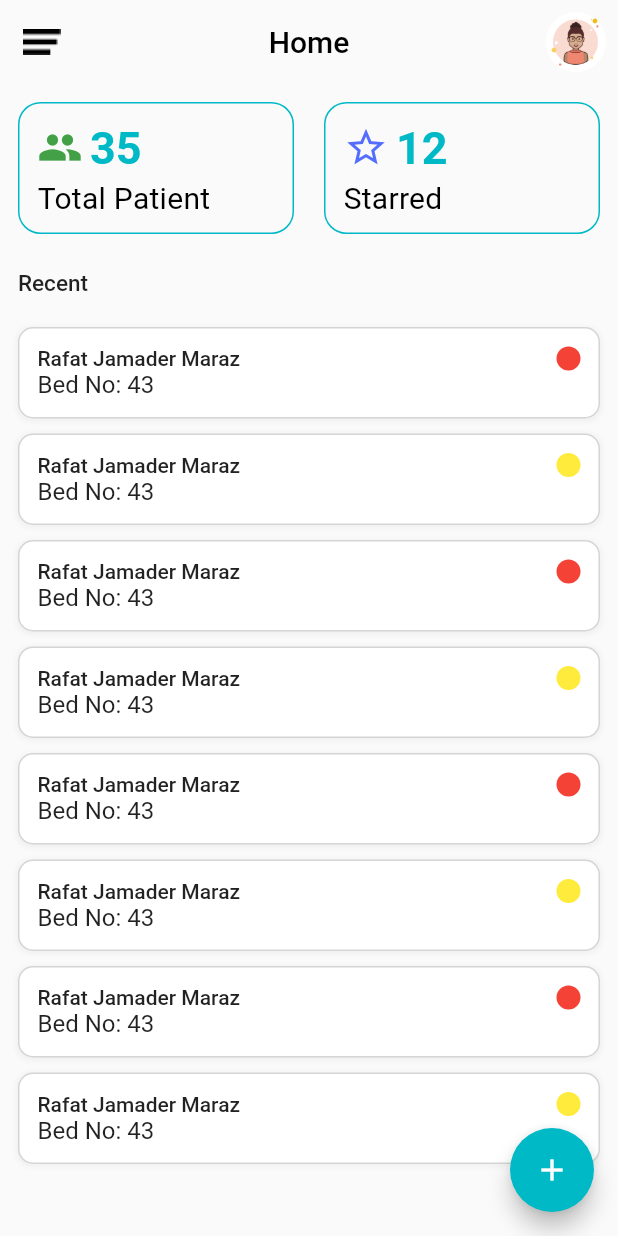
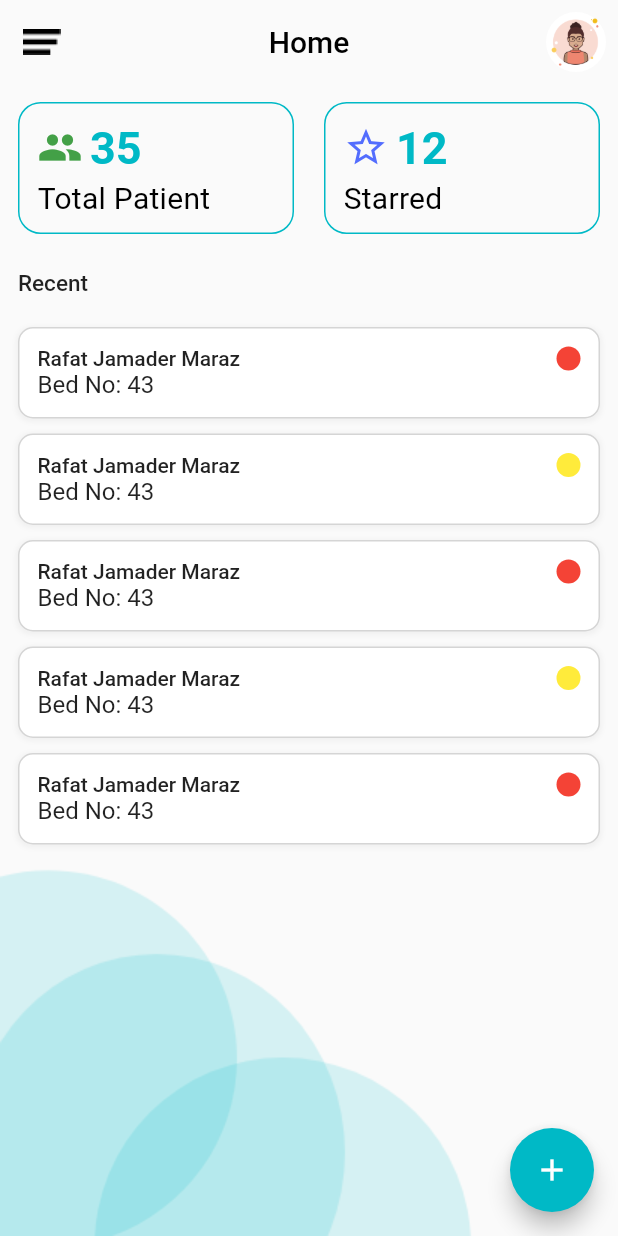
Before and after one commit to RafatMeraz/health-monitoring-system, a Flutter app: the Home screen opened directly, on a phone screen of 412 x 824 dp. Run offline on Flutter 3.47's test engine with Material 2 defaults, Android fonts, the light colour scheme and no system bars; our stand-ins replace firebase_auth, firebase_core, font_awesome_flutter, google_sign_in; accounts and stored records are empty.

Commit message:
Home ui background updated

```diff
--- a/lib/src/views/ui/operation/home.dart
+++ b/lib/src/views/ui/operation/home.dart
@@ -1,5 +1,6 @@
 import 'package:flutter/cupertino.dart';
 import 'package:flutter/material.dart';
+import 'package:health_monitoring_system/src/views/ui/operation/patient_list.dart';
 import 'package:health_monitoring_system/src/views/utils/constant.dart';
 import 'package:health_monitoring_system/src/views/utils/reusable_widgets.dart';
 
@@ -49,7 +50,12 @@ class _HomeState extends State<Home> {
         ),
         extendBodyBehindAppBar: true,
         body: SafeArea(
-            child: SingleChildScrollView(
+            child: Stack(
+              children: [
+                Align(
+                  alignment: Alignment.bottomLeft,
+                  child: Image.asset('assets/images/home-bg.png')),
+                SingleChildScrollView(
                   child: Column(
                   children: [
                   Padding(
@@ -63,7 +69,7 @@ class _HomeState extends State<Home> {
                             value: '35',
                             text: 'Total Patient',
                             onTap: () {
-
+                              Navigator.push(context, MaterialPageRoute(builder: (context) => PatientList()));
                             },
                           ),
                         ),
@@ -140,27 +146,6 @@ class _HomeState extends State<Home> {
                             SizedBox(
                               height: 10,
                             ),
-                        DasBoardItems(
-                          name: 'Rafat Jamader Maraz',
-                          bed: '43',
-                          color: Colors.yellow,
-                        ),
-                        SizedBox(
-                          height: 10,
-                        ),
-                        DasBoardItems(
-                          name: 'Rafat Jamader Maraz',
-                          bed: '43',
-                          color: Colors.red,
-                        ),
-                        SizedBox(
-                          height: 10,
-                        ),
-                        DasBoardItems(
-                          name: 'Rafat Jamader Maraz',
-                          bed: '43',
-                          color: Colors.yellow,
-                        ),
                           ],
                         )
                       ],
@@ -168,6 +153,9 @@ class _HomeState extends State<Home> {
                   )
           ],
         ),
+                ),
+
+              ],
             )));
   }
 }
--- a/lib/src/views/ui/operation/patient_list.dart
+++ b/lib/src/views/ui/operation/patient_list.dart
@@ -12,12 +12,7 @@ class _PatientListState extends State<PatientList> {
   Widget build(BuildContext context) {
     return DefaultTabController(
       length: 3,
-      child: MaterialApp(
-        theme: ThemeData(
-          primaryColor: kThemeColor,
-          accentColor: kThemeColor
-        ),
-        home: Scaffold(
+        child : Scaffold(
           appBar: AppBar(
             backgroundColor: kThemeColor,
             bottom: TabBar(
@@ -31,6 +26,7 @@ class _PatientListState extends State<PatientList> {
               ],
             ),
             title: Text('Patients'),
+            centerTitle: true,
           ),
           body: TabBarView(
             children: [
@@ -241,7 +237,6 @@ class _PatientListState extends State<PatientList> {
             ],
           ),
         ),
-      ),
     );
   }
 }
--- a/lib/src/views/utils/reusable_widgets.dart
+++ b/lib/src/views/utils/reusable_widgets.dart
@@ -141,7 +141,9 @@ class HomeSingleMenu extends StatelessWidget {
 
   @override
   Widget build(BuildContext context) {
-    return Container(
+    return GestureDetector(
+      onTap: onTap,
+      child: Container(
         decoration: BoxDecoration(
             borderRadius: BorderRadius.all(Radius.circular(15)),
             border: Border.all(
@@ -167,6 +169,7 @@ class HomeSingleMenu extends StatelessWidget {
               Text(text,
                 style: HomeSub,)
             ],
+          ),
         ),
       ),
     );
```
Also changed, not shown: assets/images/home-bg.png (added). Lines whose indentation alone changed are shown as unchanged.
